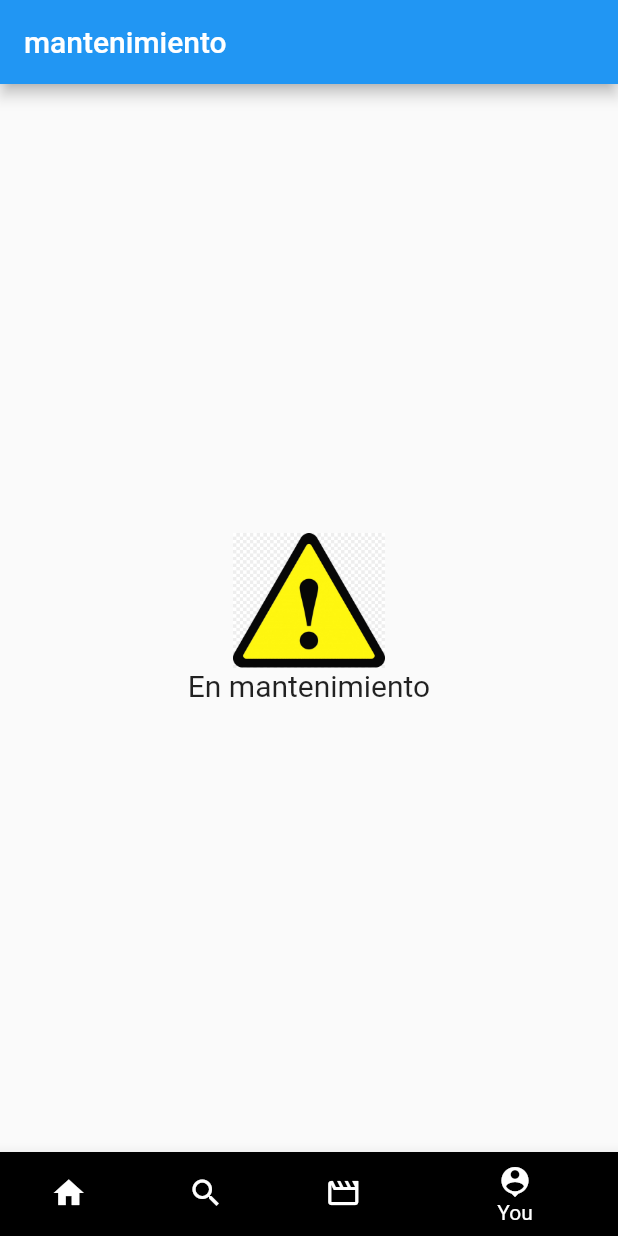
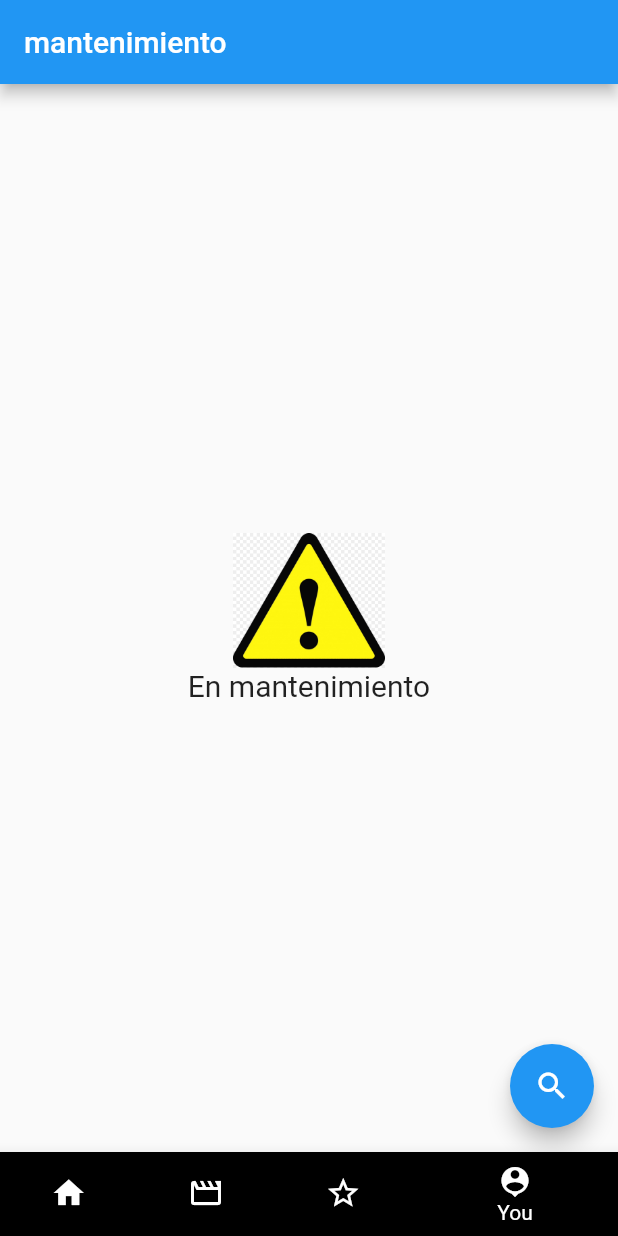
Before and after one commit to matiazar/addicts_movies, a Flutter app: the screen it shows after launch, item 4 of the bottom bar chosen, on a phone screen of 412 x 824 dp. Run offline on Flutter 3.47's test engine with Material 2 defaults, Android fonts, the phone set to English and light mode, and no system bars; our stand-ins replace dio; network calls fail.

Commit message:
search button

```diff
--- a/lib/pages/pantalla_principal.dart
+++ b/lib/pages/pantalla_principal.dart
@@ -1,6 +1,7 @@
 import 'package:addicts_movies/mantenimiento.dart';
 import 'package:addicts_movies/pages/populares.dart';
 import 'package:addicts_movies/widgets/pantalla_principal_w.dart';
+import 'package:addicts_movies/widgets/search_widget.dart';
 import 'package:flutter/material.dart';
 
 //COSAS QUE ARREGLAR:
@@ -17,16 +18,27 @@ class _PantallaPrincipalState extends State<PantallaPrincipal> {
   int index_pantallas = 0;
   List<Widget> pantallas = [
     PantallaPrincipal_W(),
-    Mantenimiento(),
     Populares(),
+    Container(),
     Mantenimiento(),
   ];
   @override
   Widget build(BuildContext context) {
     return Scaffold(
+      floatingActionButton: FloatingActionButton(
+        child: Icon(Icons.search),
+        onPressed: () {
+          showSearch(
+            context: context,
+            delegate: PantallaSearch(),
+          );
+        },
+      ),
+
       body: pantallas[index_pantallas],
       //No puedo hacer que salga el nombre en todos al principio
       bottomNavigationBar: BottomNavigationBar(
+        currentIndex: index_pantallas,
         backgroundColor: Colors.black,
         items: [
           //No logro poner mas de 3 items en el taskbar...
@@ -35,14 +47,15 @@ class _PantallaPrincipalState extends State<PantallaPrincipal> {
             label: 'Home',
             backgroundColor: Colors.black,
           ),
+
           BottomNavigationBarItem(
-            icon: Icon(Icons.search),
-            label: 'Search',
+            icon: Icon(Icons.movie_creation_outlined),
+            label: 'Movies',
             backgroundColor: Colors.black,
           ),
           BottomNavigationBarItem(
-            icon: Icon(Icons.movie_creation_outlined),
-            label: 'Movies',
+            icon: Icon(Icons.star_border),
+            label: 'Favorite',
             backgroundColor: Colors.black,
           ),
           BottomNavigationBarItem(
@@ -52,11 +65,19 @@ class _PantallaPrincipalState extends State<PantallaPrincipal> {
           ),
         ],
         onTap: (index) {
-          setState(() {
-            index_pantallas = index;
-          });
+          // if (index == 2) {
+          //   return showSearch(
+          //     context: context,
+          //     delegate: PantallaSearch(),
+          //   );
+          // }
+          setState(
+            () {
+              index_pantallas = index;
+              print(index_pantallas);
+            },
+          );
         },
-        currentIndex: index_pantallas,
       ),
     );
   }
```
Also changed, not shown: lib/widgets/search_widget.dart (added, +76 -0 lines).
